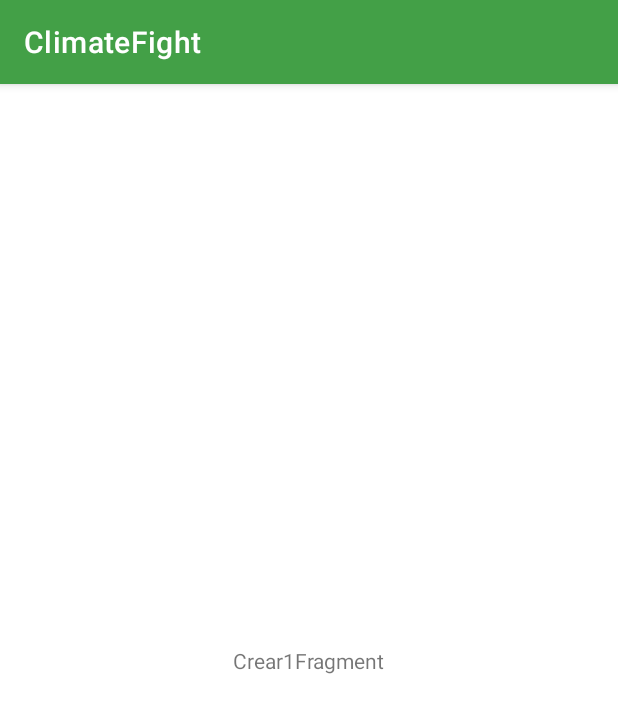
After one commit to alexbertis/ClimateFight-android, an Android app: the Crear1Fragment screen opened directly, with no data from a screen before it, on a phone screen of 412 x 824 dp. The commit adds this screen. Shown: the top 713 px of the screen. Run offline under Robolectric (Android 15) with nearby library versions, the phone set to English and light mode, and no system bars.

Commit message:
Crear Activity + Feed

```diff
--- a/app/src/main/AndroidManifest.xml
+++ b/app/src/main/AndroidManifest.xml
@@ -15,15 +15,16 @@
         android:roundIcon="@mipmap/ic_launcher_round"
         android:supportsRtl="true"
         android:theme="@style/AppTheme">
+        <activity android:name=".CrearActivity"></activity>
         <activity
             android:name=".MainActivity"
             android:label="@string/title_activity_main">
             <intent-filter>
                 <action android:name="android.intent.action.MAIN" />
+
                 <category android:name="android.intent.category.LAUNCHER" />
             </intent-filter>
         </activity>
-
         <activity
             android:name=".MapaInfoActivity"
             android:label="@string/title_activity_mapa_info" />
--- /dev/null
+++ b/app/src/main/java/com/brontapps/climatefight/CrearActivity.java
@@ -0,0 +1,21 @@
+package com.brontapps.climatefight;
+
+import androidx.appcompat.app.AppCompatActivity;
+
+import android.os.Bundle;
+
+import com.brontapps.climatefight.ui.crear.Crear1Fragment;
+
+public class CrearActivity extends AppCompatActivity {
+
+    @Override
+    protected void onCreate(Bundle savedInstanceState) {
+        super.onCreate(savedInstanceState);
+        setContentView(R.layout.crear_activity);
+        if (savedInstanceState == null) {
+            getSupportFragmentManager().beginTransaction()
+                    .replace(R.id.container, Crear1Fragment.newInstance())
+                    .commitNow();
+        }
+    }
+}
--- a/app/src/main/java/com/brontapps/climatefight/FeedFragment.java
+++ b/app/src/main/java/com/brontapps/climatefight/FeedFragment.java
@@ -8,6 +8,7 @@ import android.os.Bundle;
 import androidx.annotation.NonNull;
 import androidx.annotation.Nullable;
 import androidx.fragment.app.Fragment;
+import androidx.recyclerview.widget.RecyclerView;
 
 import android.view.LayoutInflater;
 import android.view.View;
@@ -16,6 +17,7 @@ import android.view.ViewGroup;
 public class FeedFragment extends Fragment implements View.OnClickListener {
 
     private MainSharedViewModel mViewModel;
+    private RecyclerView recyclerView;
 
     public static FeedFragment newInstance() {
         return new FeedFragment();
@@ -26,6 +28,8 @@ public class FeedFragment extends Fragment implements View.OnClickListener {
                              @Nullable Bundle savedInstanceState) {
         View v = inflater.inflate(R.layout.feed_fragment, container, false);
         v.findViewById(R.id.button).setOnClickListener(this);
+        recyclerView = v.findViewById(R.id.recyclerFeed);
+        //MultiAdapter adapter = new MultiAdapter();
         return v;
     }
 
--- /dev/null
+++ b/app/src/main/java/com/brontapps/climatefight/ui/crear/Crear1Fragment.java
@@ -0,0 +1,39 @@
+package com.brontapps.climatefight.ui.crear;
+
+import androidx.lifecycle.ViewModelProviders;
+
+import android.os.Bundle;
+
+import androidx.annotation.NonNull;
+import androidx.annotation.Nullable;
+import androidx.fragment.app.Fragment;
+
+import android.view.LayoutInflater;
+import android.view.View;
+import android.view.ViewGroup;
+
+import com.brontapps.climatefight.R;
+
+public class Crear1Fragment extends Fragment {
+
+    private CrearViewModel mViewModel;
+
+    public static Crear1Fragment newInstance() {
+        return new Crear1Fragment();
+    }
+
+    @Nullable
+    @Override
+    public View onCreateView(@NonNull LayoutInflater inflater, @Nullable ViewGroup container,
+                             @Nullable Bundle savedInstanceState) {
+        return inflater.inflate(R.layout.crear1_fragment, container, false);
+    }
+
+    @Override
+    public void onActivityCreated(@Nullable Bundle savedInstanceState) {
+        super.onActivityCreated(savedInstanceState);
+        mViewModel = ViewModelProviders.of(this).get(CrearViewModel.class);
+        // TODO: Use the ViewModel
+    }
+
+}
--- /dev/null
+++ b/app/src/main/java/com/brontapps/climatefight/ui/crear/CrearViewModel.java
@@ -0,0 +1,8 @@
+package com.brontapps.climatefight.ui.crear;
+
+import androidx.lifecycle.ViewModel;
+
+public class CrearViewModel extends ViewModel {
+    // TODO: Implement the ViewModel
+
+}
--- /dev/null
+++ b/app/src/main/res/layout/crear1_fragment.xml
@@ -0,0 +1,20 @@
+<?xml version="1.0" encoding="utf-8"?>
+<androidx.constraintlayout.widget.ConstraintLayout xmlns:android="http://schemas.android.com/apk/res/android"
+    xmlns:app="http://schemas.android.com/apk/res-auto"
+    xmlns:tools="http://schemas.android.com/tools"
+    android:id="@+id/crear1"
+    android:layout_width="match_parent"
+    android:layout_height="match_parent"
+    tools:context=".ui.crear.Crear1Fragment">
+
+    <TextView
+        android:id="@+id/message"
+        android:layout_width="wrap_content"
+        android:layout_height="wrap_content"
+        android:text="Crear1Fragment"
+        app:layout_constraintBottom_toBottomOf="parent"
+        app:layout_constraintEnd_toEndOf="parent"
+        app:layout_constraintStart_toStartOf="parent"
+        app:layout_constraintTop_toTopOf="parent" />
+
+</androidx.constraintlayout.widget.ConstraintLayout>
--- /dev/null
+++ b/app/src/main/res/layout/crear_activity.xml
@@ -0,0 +1,7 @@
+<?xml version="1.0" encoding="utf-8"?>
+<FrameLayout xmlns:android="http://schemas.android.com/apk/res/android"
+    xmlns:tools="http://schemas.android.com/tools"
+    android:id="@+id/container"
+    android:layout_width="match_parent"
+    android:layout_height="match_parent"
+    tools:context=".CrearActivity" />
--- a/app/src/main/res/layout/feed_fragment.xml
+++ b/app/src/main/res/layout/feed_fragment.xml
@@ -26,5 +26,6 @@
         android:text="Filtrar"/>
     <androidx.recyclerview.widget.RecyclerView
         android:layout_width="match_parent"
-        android:layout_height="wrap_content"/>
+        android:layout_height="wrap_content"
+        android:id="@+id/recyclerFeed"/>
 </LinearLayout>
```
Also changed, not shown: app/src/main/java/com/brontapps/climatefight/MultiAdapter.java (+17 -11 lines).
